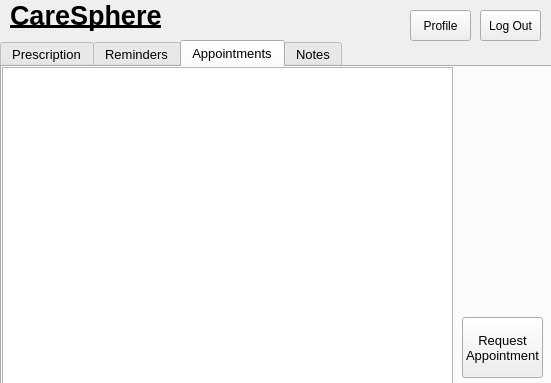
Old version of the form CareSphere/patientfeed.ui in the repository MubtasimSajid/CareSphere.
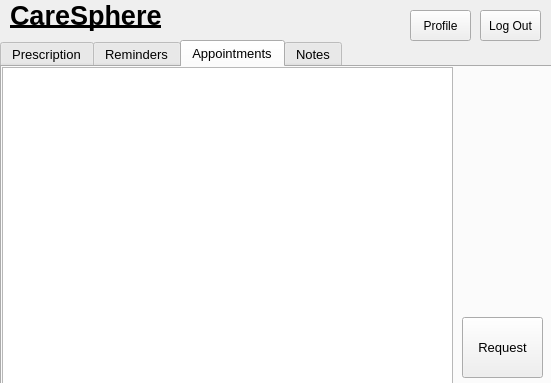
New version of the form. The open tabs and pages were chosen to show the change.

Diff of the .ui file:
```diff
--- a/CareSphere/patientfeed.ui
+++ b/CareSphere/patientfeed.ui
@@ -127,8 +127,7 @@
       </rect>
      </property>
      <property name="text">
-      <string>Request
-Appointment</string>
+      <string>Request</string>
      </property>
     </widget>
    </widget>
```
Left out of the diff: 2 changed lines with no effect on the pictures.
